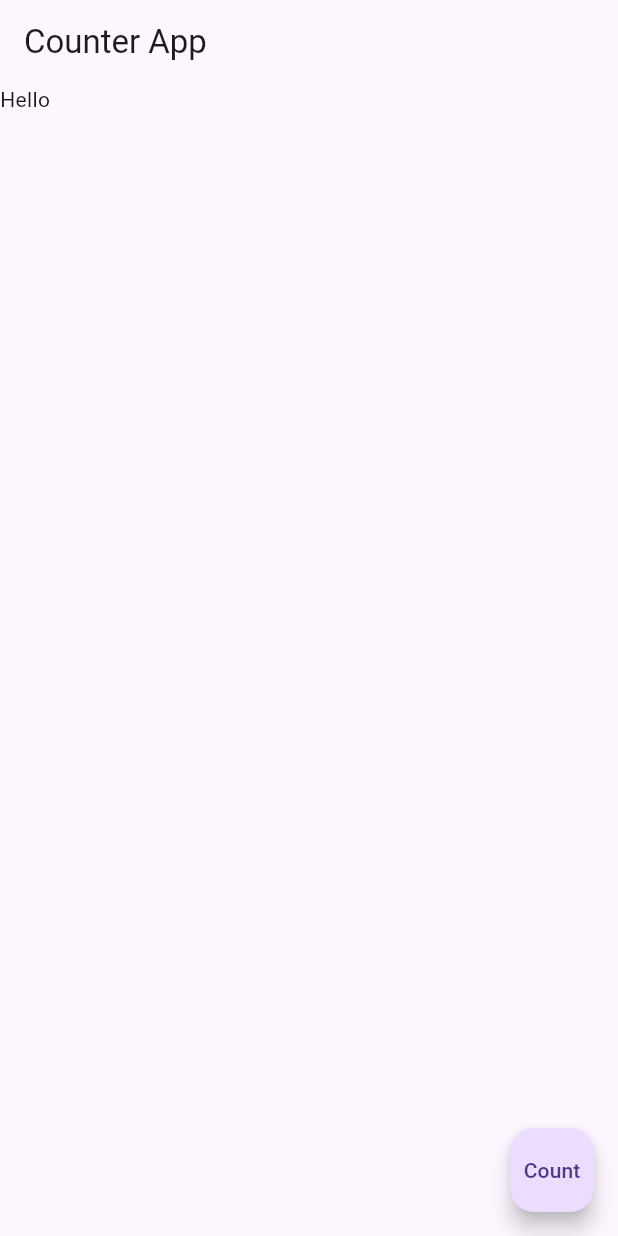
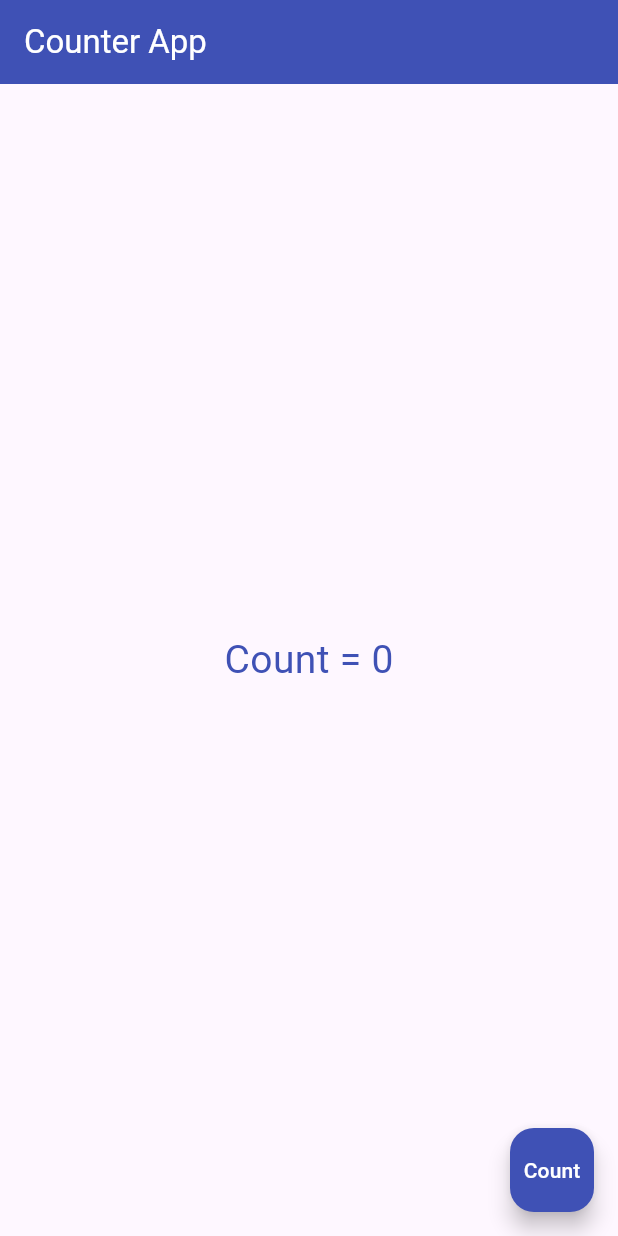
Before and after one commit to EchoOfHer/lab_4aug, a Flutter app: the screen it shows after launch, on a phone screen of 412 x 824 dp. Run offline on Flutter 3.47's test engine with Material 3 defaults, Android fonts, the phone set to English and light mode, and no system bars.

Commit message:
Create counter app

```diff
--- a/lib/Lab-week4/counter.dart
+++ b/lib/Lab-week4/counter.dart
@@ -9,26 +9,37 @@ class Counter extends StatefulWidget {
 
 class _CounterState extends State<Counter> {
   //state variable
-  String message = 'Hello';
+  int count = 0;
+  //methods
+  void updatecount() {
+    setState(() {
+      count++;
+    });
+  }
+
+  //ui
   @override
   Widget build(BuildContext context) {
     return Scaffold(
-      appBar: AppBar(title: Text('Counter App')),
-      body: Text(message),
+      appBar: AppBar(
+        title: Text('Counter App', style: TextStyle(color: Colors.white)),
+        backgroundColor: Colors.indigo,
+      ),
+      body: Center(
+        child: Text(
+          'Count = $count',
+          style: TextStyle(fontSize: 26, color: Colors.indigo),
+        ),
+      ),
       floatingActionButton: FloatingActionButton(
         onPressed: () {
           //annonymous function for short code
           // print('button pressed'); // like console.log
           //debugPrint(message);
-          setState(() {
-            if (message == 'Hello') {
-              message = 'Hi';
-            } else {
-              message = 'Hello';
-            }
-          });
+          updatecount();
         },
-        child: Text('Count'),
+        backgroundColor: Colors.indigo,
+        child: Text('Count', style: TextStyle(color: Colors.white)),
       ),
     );
   }
```
